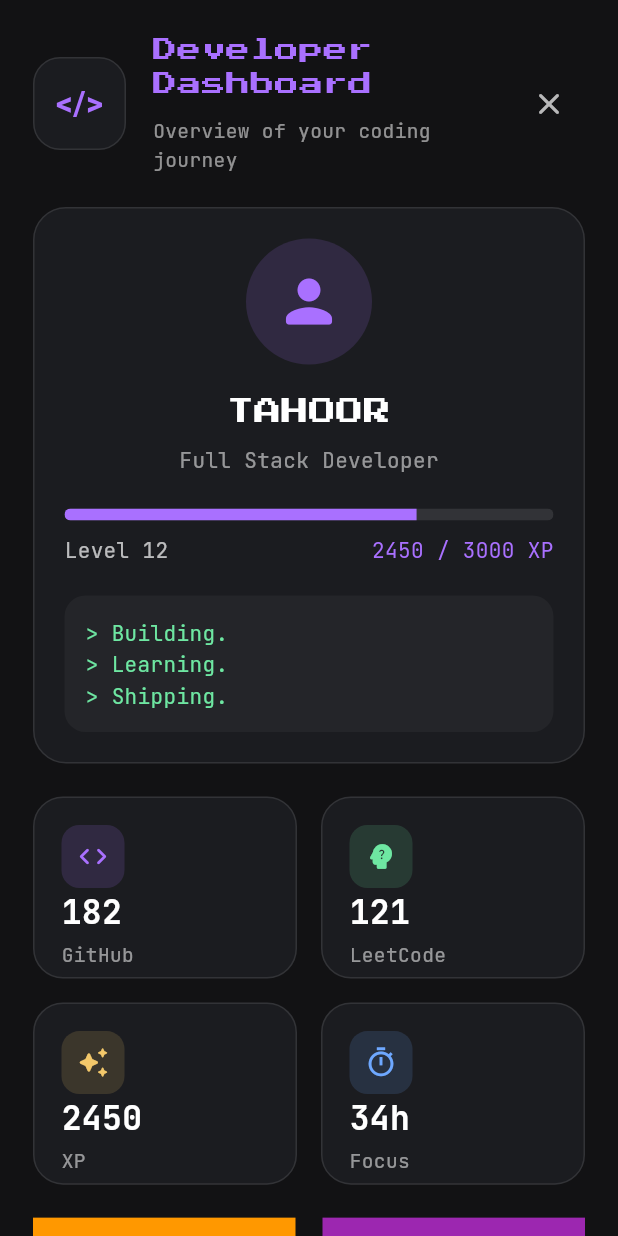
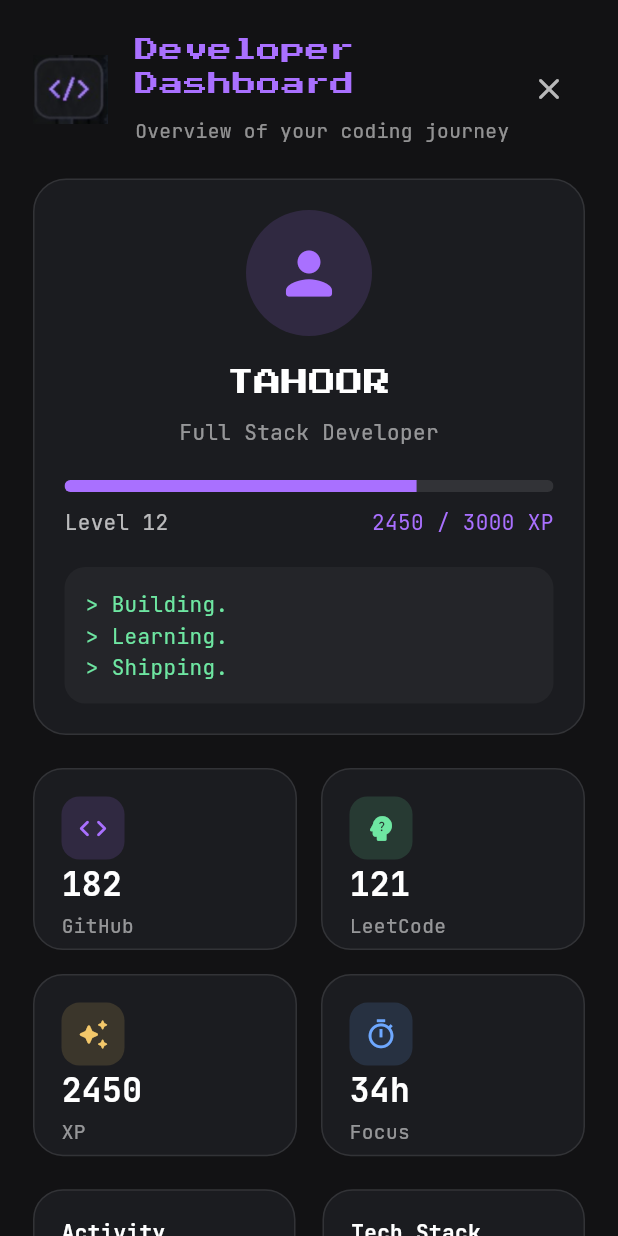
Before and after one commit to TaH00R/devtrack, a Flutter app: the DashboardScreen screen opened directly, on a phone screen of 412 x 824 dp. Run offline on Flutter 3.47's test engine with Material 3 defaults, Android fonts, the phone set to English and light mode, and no system bars; our stand-ins replace google_fonts; missing offline and left inert: pixelarticons.

```diff
--- a/lib/features/dashboard/dashboard_screen.dart
+++ b/lib/features/dashboard/dashboard_screen.dart
@@ -1,7 +1,10 @@
+import 'package:devtrack/features/dashboard/widgets/achievements_card.dart';
+import 'package:devtrack/features/dashboard/widgets/contribution_heatmap.dart';
 import 'package:devtrack/features/dashboard/widgets/dashboard_header.dart';
+import 'package:devtrack/features/dashboard/widgets/goals_card.dart';
 import 'package:devtrack/features/dashboard/widgets/profile_card.dart';
-import 'package:devtrack/features/dashboard/widgets/stat_card.dart';
 import 'package:devtrack/features/dashboard/widgets/stats_grid.dart';
+import 'package:devtrack/features/dashboard/widgets/tech_stack_card.dart';
 import 'package:flutter/material.dart';
 
 class DashboardScreen extends StatelessWidget {
@@ -17,7 +20,6 @@ class DashboardScreen extends StatelessWidget {
           child: Column(
             crossAxisAlignment: CrossAxisAlignment.start,
             children: [
-
               // Header
               const DashboardHeader(),
 
@@ -34,52 +36,34 @@ class DashboardScreen extends StatelessWidget {
               SizedBox(height: 22),
 
               // Heatmap + Languages
-              Row(
+              const Row(
+                crossAxisAlignment: CrossAxisAlignment.start,
                 children: [
-                  Expanded(
-                    child: Container(
-                      height: 220,
-                      color: Colors.orange,
-                    ),
-                  ),
+                  Expanded(child: ContributionHeatmap()),
+
                   SizedBox(width: 18),
-                  Expanded(
-                    child: Container(
-                      height: 220,
-                      color: Colors.purple,
-                    ),
-                  ),
+
+                  Expanded(child: TechStackCard()),
                 ],
               ),
 
               SizedBox(height: 22),
 
               // Achievements + Goals
-              Row(
+              const Row(
+                crossAxisAlignment: CrossAxisAlignment.start,
                 children: [
-                  Expanded(
-                    child: Container(
-                      height: 250,
-                      color: Colors.teal,
-                    ),
-                  ),
+                  Expanded(child: AchievementsCard()),
+
                   SizedBox(width: 18),
-                  Expanded(
-                    child: Container(
-                      height: 250,
-                      color: Colors.amber,
-                    ),
-                  ),
+
+                  Expanded(child: GoalsCard()),
                 ],
               ),
-
               SizedBox(height: 22),
 
               // Quick Actions
-              Container(
-                height: 150,
-                color: Colors.cyan,
-              ),
+              Container(height: 150, color: Colors.cyan),
 
               SizedBox(height: 30),
             ],
--- a/lib/features/dashboard/widgets/dashboard_header.dart
+++ b/lib/features/dashboard/widgets/dashboard_header.dart
@@ -9,27 +9,15 @@ class DashboardHeader extends StatelessWidget {
     return Row(
       children: [
 
-        Container(
-          width: 62,
-          height: 62,
-          decoration: BoxDecoration(
-            color: const Color(0xff1B1C20),
-            borderRadius: BorderRadius.circular(18),
-            border: Border.all(
-              color: Colors.white10,
+  Center(
+            child: Hero(
+  tag: "dashboard_logo",
+  child: Image.asset(
+    "assets/images/appbar.png",
+    width: 50,
+  ),
+),
             ),
-          ),
-          child: const Center(
-            child: Text(
-              "</>",
-              style: TextStyle(
-                color: Color(0xffA970FF),
-                fontSize: 22,
-                fontWeight: FontWeight.bold,
-              ),
-            ),
-          ),
-        ),
 
         const SizedBox(width: 18),
 
--- a/lib/features/start/start_screen.dart
+++ b/lib/features/start/start_screen.dart
@@ -1,3 +1,4 @@
+import 'package:devtrack/features/dashboard/dashboard_screen.dart';
 import 'package:devtrack/features/start/widgets/card.dart';
 import 'package:devtrack/features/start/widgets/note.dart';
 import 'package:devtrack/features/start/widgets/task.dart';
@@ -34,12 +35,15 @@ class StartScreen extends StatelessWidget {
                       left: 15,
                       child: GestureDetector(
                         onTap: () {
-                          // Open Dashboard
+                          Navigator.push(context, MaterialPageRoute(builder: (context) => const DashboardScreen()));
                         },
-                        child: Image.asset(
-                          "assets/images/appbar.png",
-                          width: 50,
-                        ),
+                        child: Hero(
+  tag: "dashboard_logo",
+  child: Image.asset(
+    "assets/images/appbar.png",
+    width: 50,
+  ),
+),
                       ),
                     ),
                   ],
```
Also changed, not shown: 9 other files.
